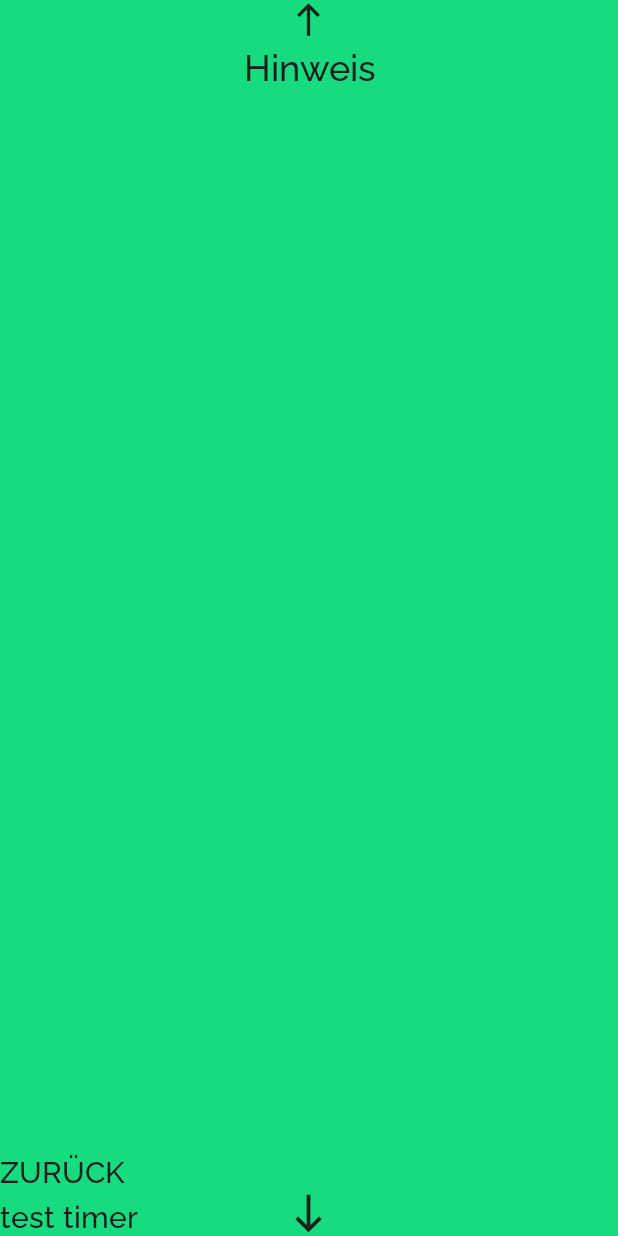
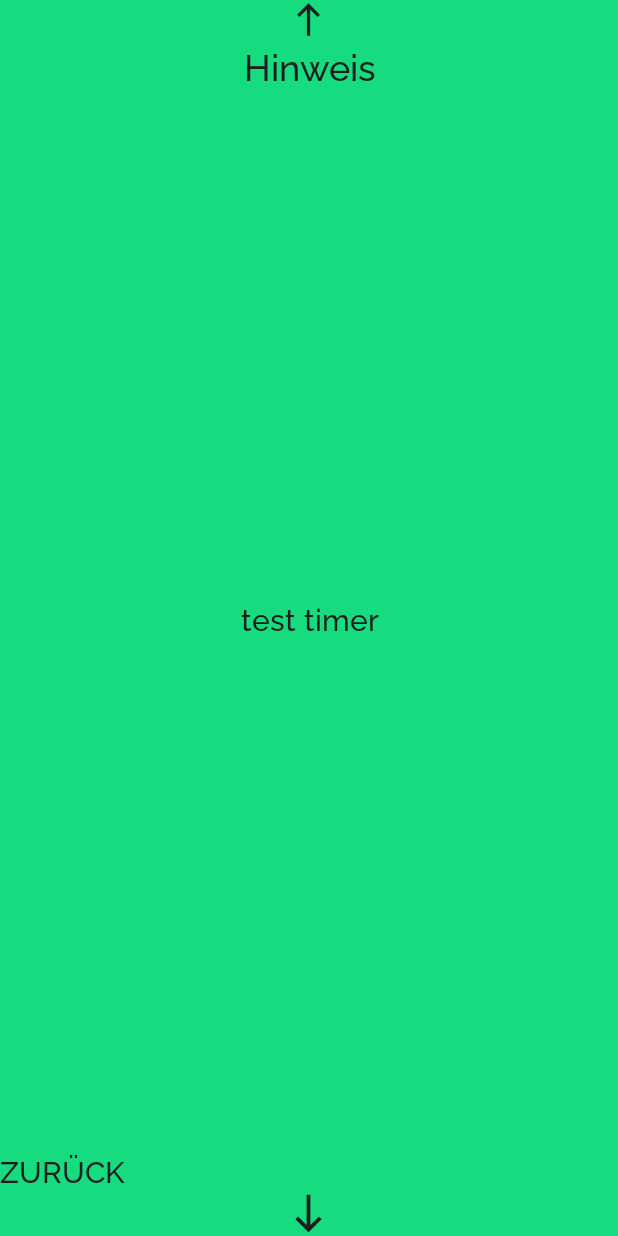
Before and after one commit to lianenguyen1998/QuizMe, an Android app: the layout quiz.xml on its own in the app's theme, with its tools: preview values and no code run, on a phone screen of 412 x 824 dp. Run offline under Robolectric (Android 15) with nearby library versions, the phone set to English and light mode, and no system bars; plain views replace SlidingUpPanelLayout; Roboto replaces fonts that are not available here.

Commit message:
countdown auch unten

```diff
--- a/app/src/main/java/com/example/quizme_layout/Quiz.java
+++ b/app/src/main/java/com/example/quizme_layout/Quiz.java
@@ -102,7 +102,7 @@ public class Quiz extends AppCompatActivity implements Countdown {
 
     private Chronometer chronometer;
 
-    TextView timerTest = findViewById(R.id.textview_timerTest);
+    TextView timerTest;
 
     @Override
     protected void onCreate(Bundle savedInstanceState) {
@@ -185,7 +185,7 @@ public class Quiz extends AppCompatActivity implements Countdown {
         dialogLost = new Dialog(Quiz.this);
         dialogWin = new Dialog(Quiz.this);
 
-
+        timerTest = findViewById(R.id.textview_timerTest);
         chronometer = findViewById(R.id.textview_chronometer);
         createChronometer();
         createPanel();
@@ -206,7 +206,14 @@ public class Quiz extends AppCompatActivity implements Countdown {
                 @Override
                 public void onPanelStateChanged(View panel, SlidingUpPanelLayout.PanelState previousState, SlidingUpPanelLayout.PanelState newState) {
 
-                    //if (newState == SlidingUpPanelLayout.PanelState.EXPANDED) {
+                    if (newState == SlidingUpPanelLayout.PanelState.EXPANDED) {
+                        //
+                    }
+
+                    if (newState == SlidingUpPanelLayout.PanelState.COLLAPSED) {
+                        //countdown.
+                    }
+
 
                 }
                 //Panel expanded
@@ -696,6 +703,8 @@ public class Quiz extends AppCompatActivity implements Countdown {
 
         //Die String mit der Zeit wird in die Textview gesetzt
         textview_timer.setText(zeitformatiert);
+        //Zeit auch im unteren Layout anzeigen
+        timerTest.setText("übrige Zeit: " +zeitformatiert);
 
         //In den letzten 10 Sekunden wird die Anzeige rot
         countdownTextRed();
--- a/app/src/main/res/layout/quiz.xml
+++ b/app/src/main/res/layout/quiz.xml
@@ -277,7 +277,7 @@
             android:layout_width="match_parent"
             android:layout_height="match_parent"
             android:fontFamily="@font/raleway_medium"
-            android:gravity="bottom"
+            android:gravity="center"
             android:text="test timer"
             android:textColor="#1E1E1E"
             android:textSize="20sp"
```
